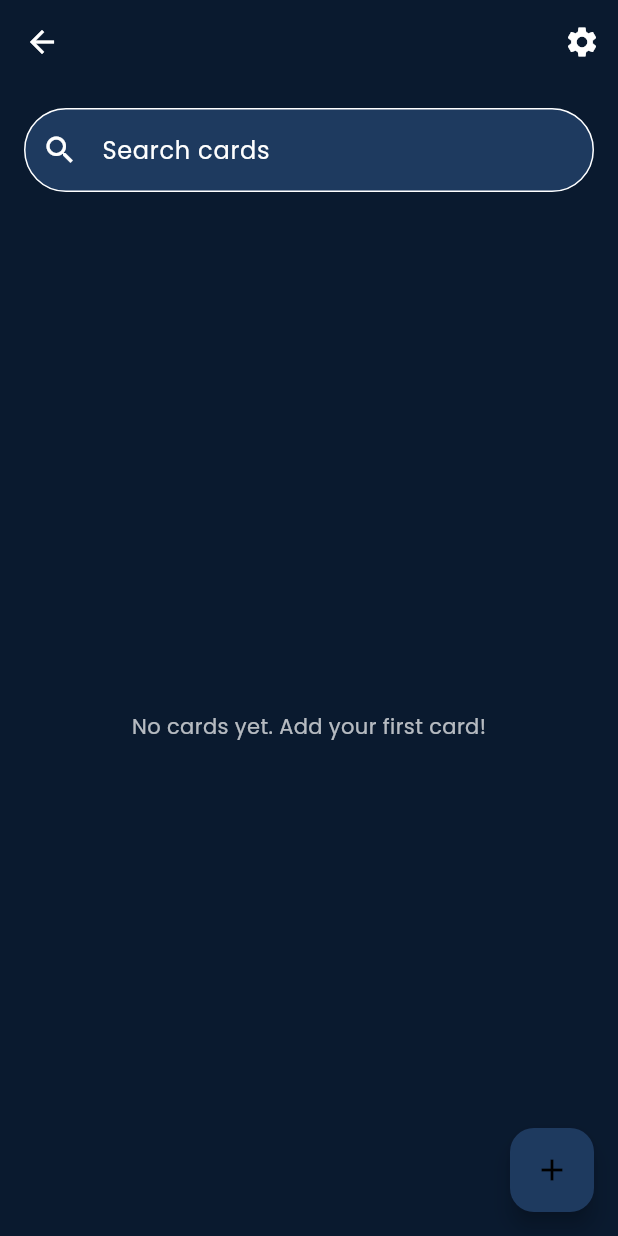
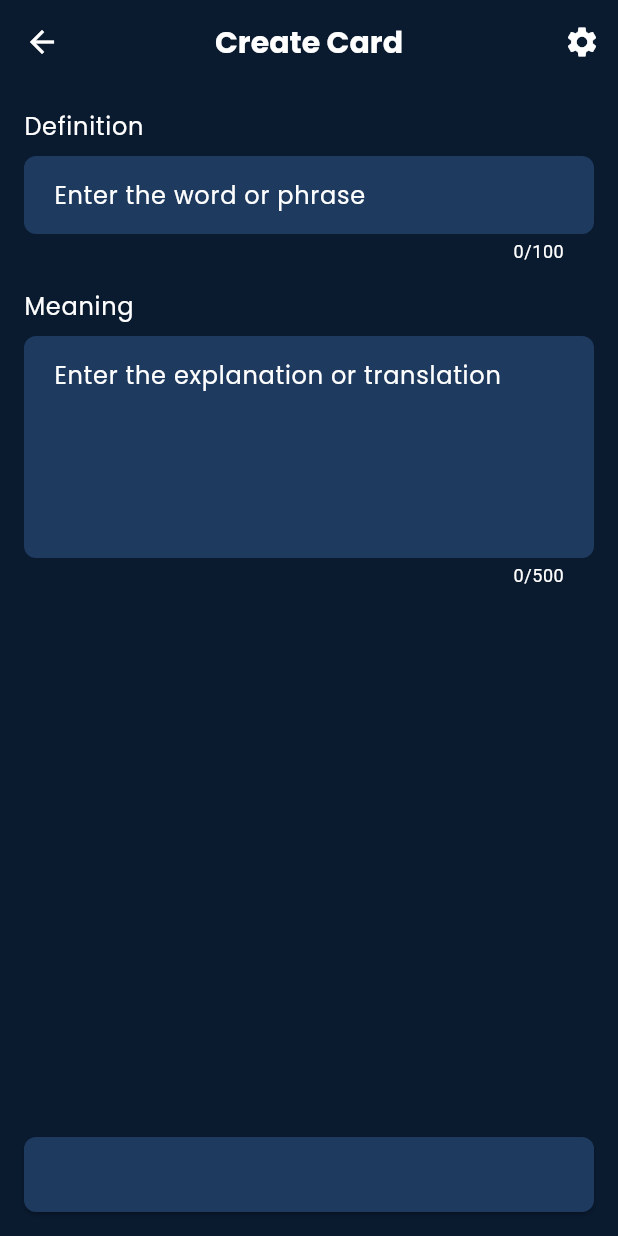
Before and after one commit to quancm4603/flutter_flashcard, a Flutter app: the DeckCardsScreen screen opened directly with empty values, after a tap on the "add" icon, on a phone screen of 412 x 824 dp. Run offline on Flutter 3.47's test engine with Material 3 defaults, Android fonts, the light colour scheme and no system bars; our stand-ins replace google_fonts, shared_preferences, sqflite, sqflite_common_ffi, sqflite_common_ffi_web; accounts and stored records are empty.

Commit message:
Add card

```diff
--- /dev/null
+++ b/lib/screens/create_card_screen.dart
@@ -0,0 +1,168 @@
+import 'package:flutter/material.dart';
+import 'package:provider/provider.dart';
+import '../providers/card_provider.dart';
+import '../models/deck.dart';
+
+class CreateCardScreen extends StatefulWidget {
+  final Deck deck;
+
+  const CreateCardScreen({super.key, required this.deck});
+
+  @override
+  State<CreateCardScreen> createState() => _CreateCardScreenState();
+}
+
+class _CreateCardScreenState extends State<CreateCardScreen> {
+  final _formKey = GlobalKey<FormState>();
+  final _definitionController = TextEditingController();
+  final _meaningController = TextEditingController();
+  bool _isLoading = false;
+
+  @override
+  void dispose() {
+    _definitionController.dispose();
+    _meaningController.dispose();
+    super.dispose();
+  }
+
+  Future<void> _createCard() async {
+    if (!_formKey.currentState!.validate()) return;
+
+    setState(() => _isLoading = true);
+
+    try {
+      await context.read<CardProvider>().addCard(
+            widget.deck.id!,
+            _definitionController.text.trim(),
+            _meaningController.text.trim(),
+          );
+      if (mounted) {
+        Navigator.pop(context);
+      }
+    } catch (e) {
+      if (mounted) {
+        ScaffoldMessenger.of(context).showSnackBar(
+          const SnackBar(content: Text('Failed to create card')),
+        );
+      }
+    } finally {
+      if (mounted) {
+        setState(() => _isLoading = false);
+      }
+    }
+  }
+
+  @override
+  Widget build(BuildContext context) {
+    final theme = Theme.of(context);
+
+    return Scaffold(
+      appBar: AppBar(
+        title: const Text('Create Card'),
+        centerTitle: true,
+        actions: [
+          IconButton(
+            icon: const Icon(Icons.settings),
+            onPressed: () {
+              // Add settings functionality if needed
+            },
+          ),
+        ],
+      ),
+      body: SafeArea(
+        child: Padding(
+          padding: const EdgeInsets.all(16.0),
+          child: Form(
+            key: _formKey,
+            child: Column(
+              crossAxisAlignment: CrossAxisAlignment.start,
+              children: [
+                // Definition Field
+                Text(
+                  'Definition',
+                  style: theme.textTheme.bodyLarge,
+                ),
+                const SizedBox(height: 8),
+                TextFormField(
+                  controller: _definitionController,
+                  maxLength: 100,
+                  decoration: InputDecoration(
+                    hintText: 'Enter the word or phrase',
+                    filled: true,
+                    border: OutlineInputBorder(
+                      borderRadius: BorderRadius.circular(8),
+                      borderSide: BorderSide.none,
+                    ),
+                    contentPadding: const EdgeInsets.symmetric(
+                      horizontal: 16,
+                      vertical: 14,
+                    ),
+                  ),
+                  validator: (value) {
+                    if (value == null || value.trim().isEmpty) {
+                      return 'Please enter a definition';
+                    }
+                    return null;
+                  },
+                ),
+                const SizedBox(height: 16),
+                // Meaning Field
+                Text(
+                  'Meaning',
+                  style: theme.textTheme.bodyLarge,
+                ),
+                const SizedBox(height: 8),
+                TextFormField(
+                  controller: _meaningController,
+                  maxLength: 500,
+                  maxLines: 5,
+                  decoration: InputDecoration(
+                    hintText: 'Enter the explanation or translation',
+                    filled: true,
+                    border: OutlineInputBorder(
+                      borderRadius: BorderRadius.circular(8),
+                      borderSide: BorderSide.none,
+                    ),
+                    contentPadding: const EdgeInsets.symmetric(
+                      horizontal: 16,
+                      vertical: 14,
+                    ),
+                  ),
+                  validator: (value) {
+                    if (value == null || value.trim().isEmpty) {
+                      return 'Please enter a meaning';
+                    }
+                    return null;
+                  },
+                ),
+                const Spacer(),
+                // Add Button
+                SizedBox(
+                  width: double.infinity,
+                  height: 50,
+                  child: ElevatedButton(
+                    onPressed: _isLoading ? null : _createCard,
+                    style: ElevatedButton.styleFrom(
+                      shape: RoundedRectangleBorder(
+                        borderRadius: BorderRadius.circular(8),
+                      ),
+                    ),
+                    child: _isLoading
+                        ? const SizedBox(
+                            width: 20,
+                            height: 20,
+                            child: CircularProgressIndicator(
+                              strokeWidth: 2,
+                            ),
+                          )
+                        : const Icon(Icons.add, size: 24),
+                  ),
+                ),
+              ],
+            ),
+          ),
+        ),
+      ),
+    );
+  }
+}
--- a/lib/screens/deck_cards_screen.dart
+++ b/lib/screens/deck_cards_screen.dart
@@ -3,6 +3,7 @@ import 'package:provider/provider.dart';
 import '../providers/card_provider.dart';
 import '../models/deck.dart';
 import '../models/flashcard.dart';
+import '../screens/create_card_screen.dart';
 
 class DeckCardsScreen extends StatefulWidget {
   final Deck deck;
@@ -15,6 +16,17 @@ class DeckCardsScreen extends StatefulWidget {
 
 class _DeckCardsScreenState extends State<DeckCardsScreen> {
   final TextEditingController _searchController = TextEditingController();
+  late Future<List<FlashCard>> _cardsFuture;
+
+  @override
+  void initState() {
+    super.initState();
+    _loadCards();
+  }
+
+  void _loadCards() {
+    _cardsFuture = context.read<CardProvider>().getCardsForDeck(widget.deck.id!);
+  }
 
   @override
   void dispose() {
@@ -62,7 +74,7 @@ class _DeckCardsScreenState extends State<DeckCardsScreen> {
           // Cards list
           Expanded(
             child: FutureBuilder<List<FlashCard>>(
-              future: context.read<CardProvider>().getCardsForDeck(widget.deck.id!),
+              future: _cardsFuture,
               builder: (context, snapshot) {
                 if (snapshot.connectionState == ConnectionState.waiting) {
                   return const Center(child: CircularProgressIndicator());
@@ -94,7 +106,17 @@ class _DeckCardsScreenState extends State<DeckCardsScreen> {
       ),
       floatingActionButton: FloatingActionButton(
         onPressed: () {
-          // TODO: Navigate to add card screen
+          Navigator.push(
+            context,
+            MaterialPageRoute(
+              builder: (context) => CreateCardScreen(deck: widget.deck),
+            ),
+          ).then((_) {
+            // Reload the cards when returning from the CreateCardScreen
+            setState(() {
+              _loadCards();
+            });
+          });
         },
         child: const Icon(Icons.add),
       ),
@@ -118,7 +140,9 @@ class _DeckCardsScreenState extends State<DeckCardsScreen> {
                 color: theme.colorScheme.secondary,
               ),
               onPressed: () {
-                context.read<CardProvider>().toggleCardMastery(card.id!, !card.isMastered);
+                context
+                    .read<CardProvider>()
+                    .toggleCardMastery(card.id!, !card.isMastered);
               },
             ),
             IconButton(
@@ -130,7 +154,12 @@ class _DeckCardsScreenState extends State<DeckCardsScreen> {
             IconButton(
               icon: const Icon(Icons.delete),
               onPressed: () {
-                context.read<CardProvider>().deleteCard(card.id!);
+                context.read<CardProvider>().deleteCard(card.id!).then((_) {
+                  // Reload the cards after deleting a card
+                  setState(() {
+                    _loadCards();
+                  });
+                });
               },
             ),
           ],
```
Also changed, not shown: lib/providers/card_provider.dart (+17 -0 lines).
